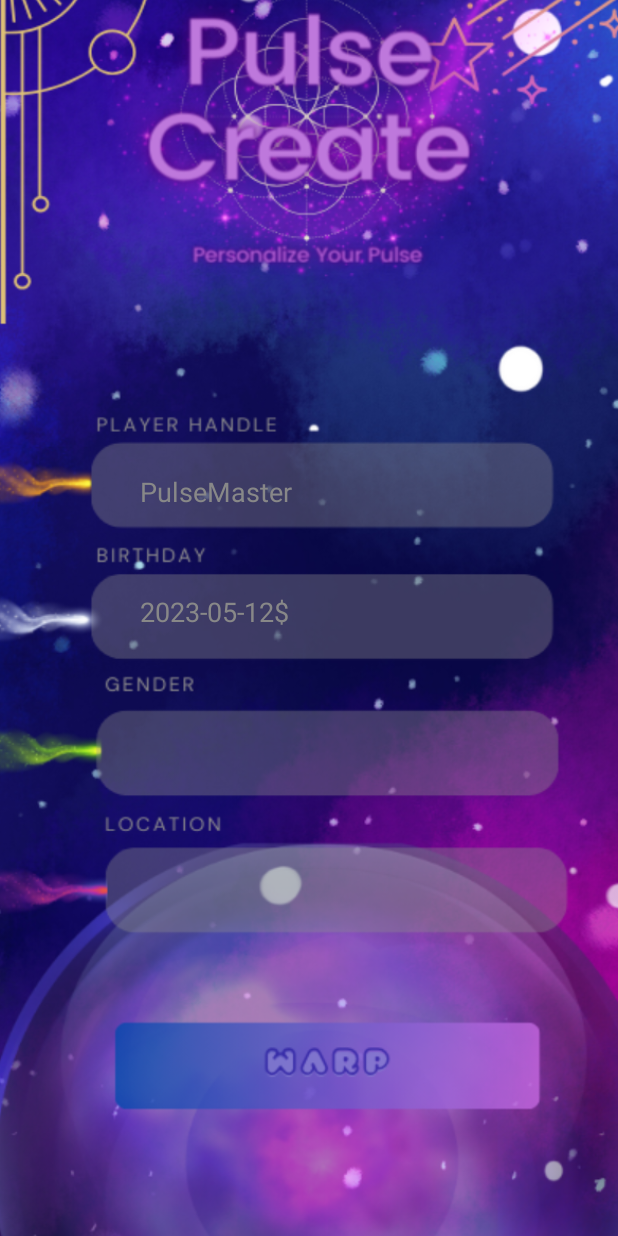
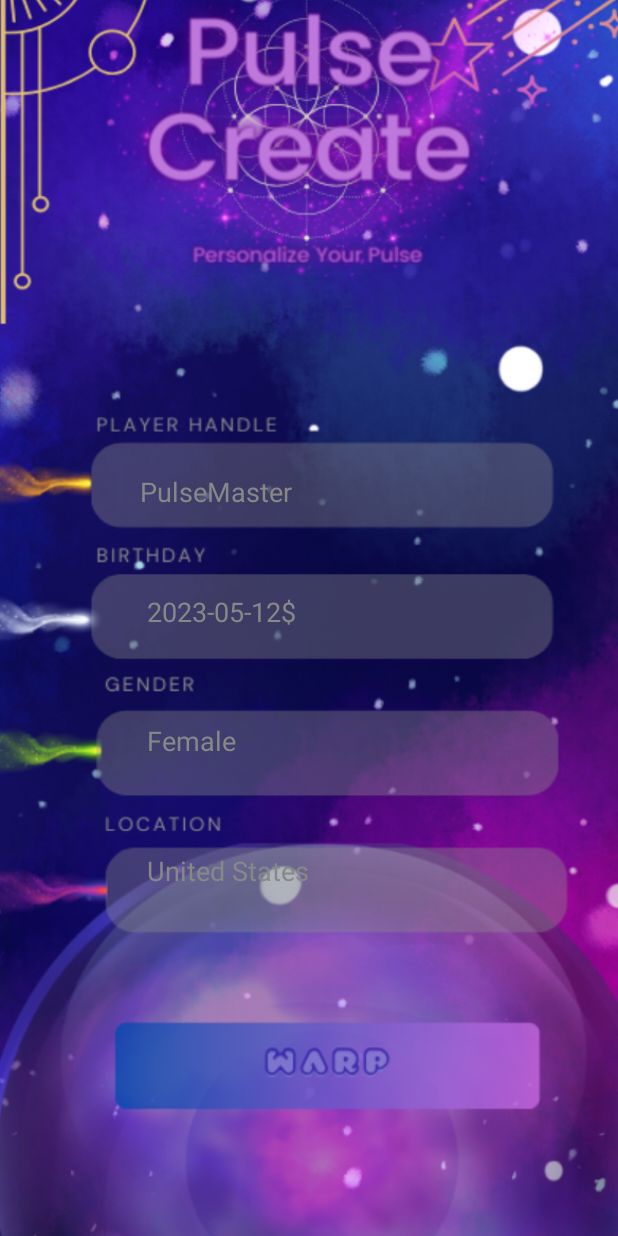
Before and after one commit to nickanick12/ProjectPulse, an Android app built with Jetpack Compose: the composable UserDetailsPage called with empty values, on a phone screen of 412 x 824 dp. Run offline under Robolectric (Android 15) with nearby library versions, the phone set to English and light mode, and no system bars; our stand-ins replace Firebase (no records; nobody signed in at launch, a user with empty details on screens opened directly).

Commit message:
*Added Gamified Splash Screen*
-Added all needed functionality for the Gamified Splash Screen. It plays upon opening the app then boots users to the main page.

```diff
--- a/app/src/main/java/com/example/databaseexperimentv3/MainActivity.kt
+++ b/app/src/main/java/com/example/databaseexperimentv3/MainActivity.kt
@@ -2,9 +2,11 @@ package com.example.databaseexperimentv3
 
 
 import android.content.Context
+import android.media.MediaPlayer
 import android.net.Uri
 import android.os.Bundle
 import android.util.Log
+import android.view.ViewGroup
 import android.widget.Toast
 import androidx.activity.ComponentActivity
 import androidx.activity.compose.setContent
@@ -53,6 +55,9 @@ import com.google.firebase.auth.ktx.auth
 import com.google.firebase.ktx.Firebase
 import kotlinx.coroutines.delay
 import android.widget.VideoView
+import androidx.compose.foundation.shape.RoundedCornerShape
+import androidx.compose.ui.draw.clip
+import androidx.compose.ui.layout.layout
 import androidx.compose.ui.viewinterop.AndroidView
 
 class MainActivity : ComponentActivity() {
@@ -77,7 +82,7 @@ fun NavigationController() {
     // Set up navigation
     NavHost(
         navController = navController,
-        startDestination = "MainPage"
+        startDestination = "SplashScreen"
     ) {
         composable("MainPage") {
             MainPage(navController)
@@ -102,8 +107,45 @@ fun NavigationController() {
             // Call UserDetailsPage composable with username and password
             UserDetailsPage(navController, username, password)
         }
+        composable("SplashScreen"){
+            SplashScreen(navController)
+        }
 
         // Add more destinations as needed
+    }
+}
+
+@Composable
+fun SplashScreen(navController: NavController) {
+    val context = LocalContext.current
+
+    // Define the resource ID for your MP4 video
+    val videoResourceId = R.raw.compsplash
+
+    Box(
+        modifier = Modifier
+
+    ) {
+        AndroidView(
+            factory = { ctx ->
+                val videoView = VideoView(ctx)
+
+                val videoUri = Uri.parse("android.resource://${ctx.packageName}/$videoResourceId")
+                videoView.setVideoURI(videoUri)
+
+                videoView.setOnPreparedListener { videoView.start() }
+
+                videoView.setOnCompletionListener {
+                    // Video has completed, navigate to the destination activity
+                    navController.navigate("MainPage")
+                }
+
+                videoView
+            },
+            modifier = Modifier
+                .align(Alignment.Center)
+                .height(1000.dp)
+        )
     }
 }
 
@@ -152,6 +194,7 @@ fun MainPage(navController: NavController) {
             modifier = Modifier
                 .align(Alignment.Center)
                 .absoluteOffset(y = (-120).dp)
+                .size(200.dp)
         )
 
         Column(
@@ -417,15 +460,18 @@ fun SignupPage(navController: NavController){
         val emailPattern = Regex("[A-Za-z0-9._%+-]+@[A-Za-z0-9.-]+\\.[A-Za-z]{2,4}")
         val passwordPattern = Regex("^(?=.*[A-Z])(?=.*[@#$%^&+=])(?=\\S+$).{8,}$")
 
-        // Check if the email and password are not empty
-        if (username.isNotEmpty() && password.isNotEmpty()) {
+        // Trim the input username to remove leading and trailing spaces
+        val trimmedUsername = username.trim()
+
+        // Check if the trimmed username and password are not empty
+        if (trimmedUsername.isNotEmpty() && password.isNotEmpty()) {
             // Check if the provided email is a valid email
-            if (username.matches(emailPattern)) {
+            if (trimmedUsername.matches(emailPattern)) {
                 // Check if the password meets the criteria
                 if (password.matches(passwordPattern)) {
 
-                    // Pass the username and password to UserDetailsPage
-                    navController.navigate("UserDetailsPage/$username/$password")
+                    // Pass the trimmed username and password to UserDetailsPage
+                    navController.navigate("UserDetailsPage/$trimmedUsername/$password")
 
                 } else {
                     // Password does not meet the criteria
@@ -443,6 +489,7 @@ fun SignupPage(navController: NavController){
             showMessage = true
         }
     }
+
 
     // Create a coroutine scope
     val coroutineScope = rememberCoroutineScope()
@@ -749,7 +796,45 @@ fun UserDetailsPage(navController: NavController, username: String?, password: S
             },
             hint = "2023-05-12$",
             modifier = Modifier
-                .offset(y = (-3f).dp, x = (-5).dp)
+                .offset(y = (-3f).dp, x = (0).dp)
+                .align(Alignment.Center)
+                .width(280.dp)
+                .height(55.dp)
+                .background(Color.Transparent)
+                .padding(16.dp),
+            textStyle = TextStyle(
+                fontSize = 18.sp,
+                fontWeight = FontWeight.Normal,
+            )
+        )
+
+        HintTextField(
+            value = gender,
+            onValueChange = {
+                gender = it
+            },
+            hint = "Female",
+            modifier = Modifier
+                .offset(y = 83.dp, x = (0).dp)
+                .align(Alignment.Center)
+                .width(280.dp)
+                .height(55.dp)
+                .background(Color.Transparent)
+                .padding(16.dp),
+            textStyle = TextStyle(
+                fontSize = 18.sp,
+                fontWeight = FontWeight.Normal,
+            )
+        )
+
+        HintTextField(
+            value = location,
+            onValueChange = {
+                location = it
+            },
+            hint = "United States",
+            modifier = Modifier
+                .offset(y = 170.dp, x = (0).dp)
                 .align(Alignment.Center)
                 .width(280.dp)
                 .height(55.dp)
@@ -763,7 +848,7 @@ fun UserDetailsPage(navController: NavController, username: String?, password: S
 
         Box(
             modifier = Modifier
-                .absoluteOffset(y = (-278).dp, x = (0).dp)
+                .absoluteOffset(y = (-65).dp, x = (10).dp)
                 .align(Alignment.BottomCenter)
         ) {
             Button(
```
Also changed, not shown: 2 other files.
